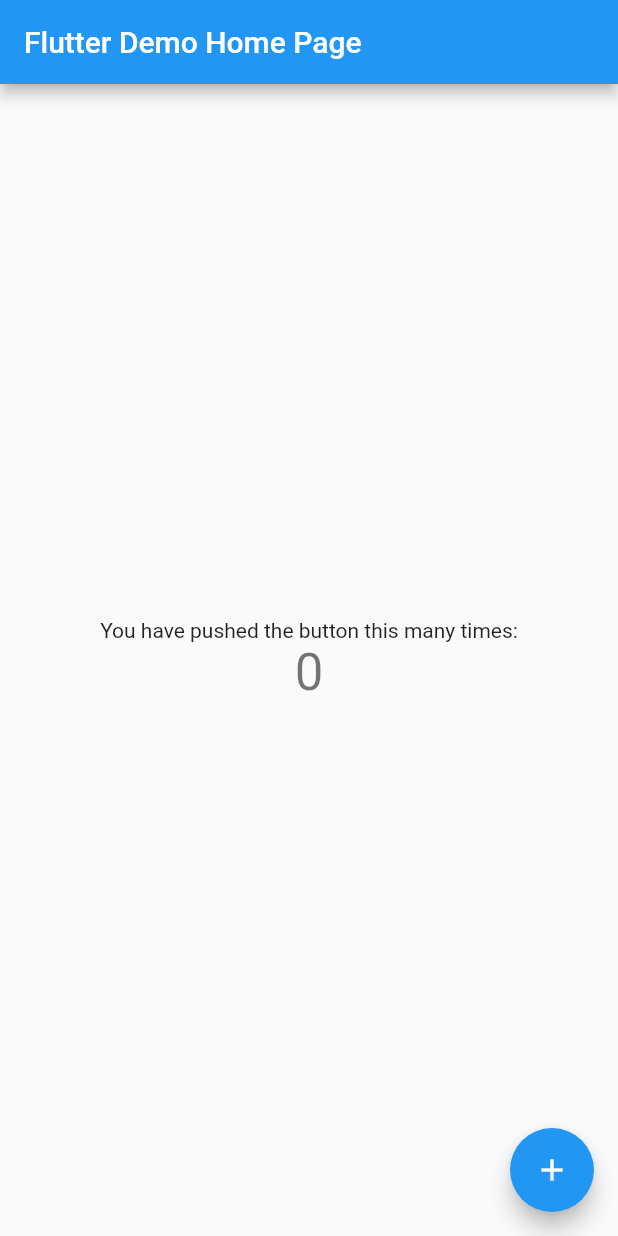
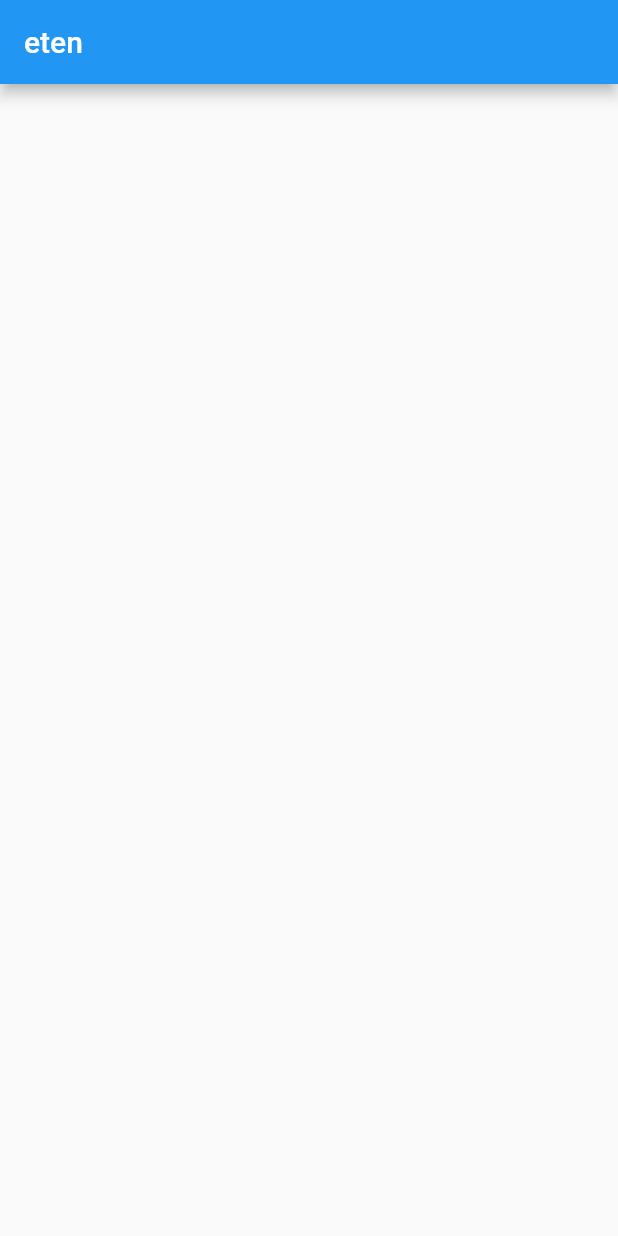
Before and after one commit to imranZMiko/Eten, a Flutter app: the screen it shows after launch, on a phone screen of 412 x 824 dp. Run offline on Flutter 3.47's test engine with Material 2 defaults, Android fonts, the phone set to English and light mode, and no system bars.

Commit message:
Initial commit for Homepage

```diff
--- a/lib/main.dart
+++ b/lib/main.dart
@@ -1,4 +1,7 @@
 import 'package:flutter/material.dart';
+
+import './screens/homepage_screen.dart';
+
 
 void main() {
   runApp(MyApp());
@@ -12,53 +15,9 @@ class MyApp extends StatelessWidget {
       theme: ThemeData(
         primarySwatch: Colors.blue,
       ),
-      home: MyHomePage(title: 'Flutter Demo Home Page'),
+      routes: {
+        HomePageScreen.routeName: (ctx) => HomePageScreen(),
+      },
     );
   }
 }
-
-class MyHomePage extends StatefulWidget {
-  MyHomePage({Key? key, required this.title}) : super(key: key);
-  final String title;
-
-  @override
-  _MyHomePageState createState() => _MyHomePageState();
-}
-
-class _MyHomePageState extends State<MyHomePage> {
-  int _counter = 0;
-
-  void _incrementCounter() {
-    setState(() {
-      _counter++;
-    });
-  }
-
-  @override
-  Widget build(BuildContext context) {
-    return Scaffold(
-      appBar: AppBar(
-        title: Text(widget.title),
-      ),
-      body: Center(
-        child: Column(
-          mainAxisAlignment: MainAxisAlignment.center,
-          children: <Widget>[
-            Text(
-              'You have pushed the button this many times:',
-            ),
-            Text(
-              '$_counter',
-              style: Theme.of(context).textTheme.headline4,
-            ),
-          ],
-        ),
-      ),
-      floatingActionButton: FloatingActionButton(
-        onPressed: _incrementCounter,
-        tooltip: 'Increment',
-        child: Icon(Icons.add),
-      ),
-    );
-  }
-}
--- /dev/null
+++ b/lib/screens/homepage_screen.dart
@@ -0,0 +1,14 @@
+import 'package:flutter/material.dart';
+
+class HomePageScreen extends StatelessWidget {
+  const HomePageScreen({Key? key}) : super(key: key);
+
+  static const String routeName = '/';
+
+  @override
+  Widget build(BuildContext context) {
+    return Scaffold(
+      appBar: AppBar(title: Text('eten'),),
+    );
+  }
+}
```
